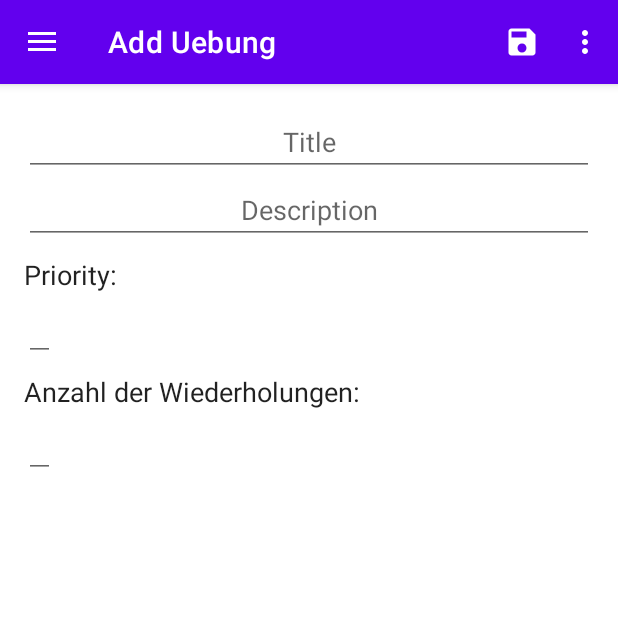
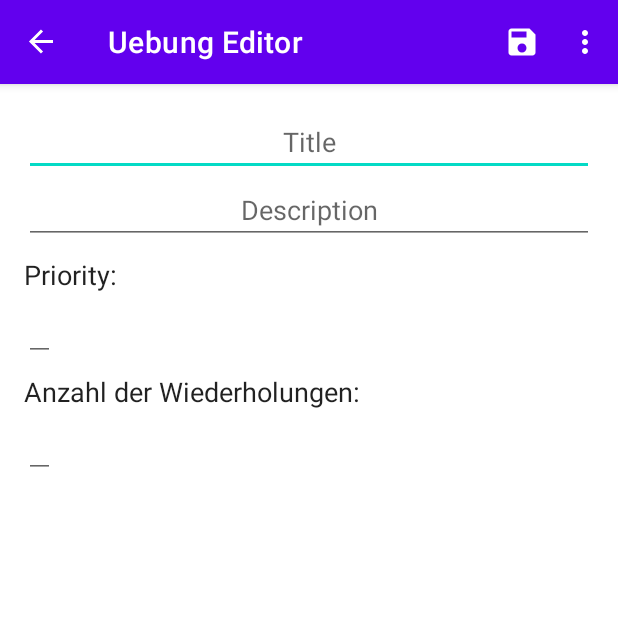
Before and after one commit to abazatte/BreatheApp, an Android app: the screen it shows after launch (HomeActivity), after a tap on an icon or button, on a phone screen of 412 x 824 dp, the top half of it. Run offline under Robolectric (Android 15) with nearby library versions, the phone set to English and light mode, and no system bars; our stand-ins replace Room's generated code, navigation-ui.

Commit message:
navigation update

```diff
--- a/app/src/main/java/com/example/datenbankefuerprojekt/HomeActivity.java
+++ b/app/src/main/java/com/example/datenbankefuerprojekt/HomeActivity.java
@@ -1,6 +1,7 @@
 package com.example.datenbankefuerprojekt;
 
 import android.os.Bundle;
+import android.view.Gravity;
 import android.view.View;
 import android.view.Menu;
 
@@ -41,6 +42,10 @@ public class HomeActivity extends AppCompatActivity {
         NavController navController = Navigation.findNavController(this, R.id.nav_host_fragment_content_home);
         NavigationUI.setupActionBarWithNavController(this, navController, mAppBarConfiguration);
         NavigationUI.setupWithNavController(navigationView, navController);
+
+        if(savedInstanceState == null){
+            drawer.openDrawer(Gravity.LEFT);
+        }
     }
 
     @Override
--- a/app/src/main/java/com/example/datenbankefuerprojekt/db/main/database/UebungDao.java
+++ b/app/src/main/java/com/example/datenbankefuerprojekt/db/main/database/UebungDao.java
@@ -27,4 +27,7 @@ public interface UebungDao {
 
     @Query("SELECT * FROM uebung_table ORDER BY prioritaet DESC")
     LiveData<List<Uebung>> getAllNotes();
+
+    @Query("Select * from uebung_table where id=:id")
+    LiveData<Uebung> getUebungById(int id);
 }
--- a/app/src/main/java/com/example/datenbankefuerprojekt/db/main/database/UebungRepository.java
+++ b/app/src/main/java/com/example/datenbankefuerprojekt/db/main/database/UebungRepository.java
@@ -71,7 +71,30 @@ public class UebungRepository {
         return alleUebungen;
     }
 
+    /*
+    public AsyncTask<Integer, Void, LiveData<Uebung>> getUebungById(int uebungId){
+        return new getUebungByIdAsyncTask(uebungDao).execute(uebungId);
+    }*/
 
+
+    public LiveData<Uebung> getUebungById(int uebungId){
+        return uebungDao.getUebungById(uebungId);
+    }
+
+    /*
+    private static class getUebungByIdAsyncTask extends AsyncTask<Integer, Void, LiveData<Uebung>> {
+        private UebungDao uebungDao;
+
+        private getUebungByIdAsyncTask(UebungDao uebungDao) {
+            this.uebungDao = uebungDao;
+        }
+
+        @Override
+        protected LiveData<Uebung> doInBackground(Integer... uebungId) {
+            return uebungDao.getUebungById(uebungId[0]);
+        }
+    }
+*/
     private static class InsertUebungAsyncTask extends AsyncTask<Uebung, Void, Void> {
         private UebungDao uebungDao;
 
@@ -85,7 +108,6 @@ public class UebungRepository {
             return null;
         }
     }
-
 
     private static class InsertFragmentAsyncTask extends AsyncTask<Fragment, Void, Void> {
         private FragmentDao fragmentDao;
@@ -184,4 +206,6 @@ public class UebungRepository {
             return null;
         }
     }
+
+
 }
--- a/app/src/main/java/com/example/datenbankefuerprojekt/ui/home/HomeFragment.java
+++ b/app/src/main/java/com/example/datenbankefuerprojekt/ui/home/HomeFragment.java
@@ -15,6 +15,7 @@ import androidx.fragment.app.Fragment;
 import androidx.fragment.app.FragmentTransaction;
 import androidx.lifecycle.Observer;
 import androidx.lifecycle.ViewModelProvider;
+import androidx.navigation.Navigation;
 import androidx.recyclerview.widget.ItemTouchHelper;
 import androidx.recyclerview.widget.LinearLayoutManager;
 import androidx.recyclerview.widget.RecyclerView;
@@ -46,9 +47,11 @@ public class HomeFragment extends Fragment {
         binding = FragmentHomeBinding.inflate(inflater, container, false);
         View root = binding.getRoot();
         binding.buttonAddNote.setOnClickListener(view -> {
+            Navigation.findNavController(root).navigate(R.id.action_nav_home_to_nav_home_add_edit_uebung);
+            /*
             FragmentTransaction fragmentTransaction = getFragmentManager().beginTransaction();
             fragmentTransaction.replace(R.id.nav_host_fragment_content_home, new AddEditUebungFragment());
-            fragmentTransaction.commit();
+            fragmentTransaction.commit();*/
         });
 
         binding.recyclerView.setLayoutManager(new LinearLayoutManager(getActivity()));
@@ -98,10 +101,16 @@ public class HomeFragment extends Fragment {
                 addEditUebungFragment.setArguments(bundle);
 
                 //Toast.makeText(getActivity(), bundle.toString(), Toast.LENGTH_LONG).show();
+                Navigation.findNavController(root).navigate(R.id.action_nav_home_to_nav_home_add_edit_uebung, bundle);
 
-                FragmentTransaction fragmentTransaction = getFragmentManager().beginTransaction();
-                fragmentTransaction.replace(R.id.nav_host_fragment_content_home, addEditUebungFragment);
-                fragmentTransaction.commit();
+                //FragmentTransaction fragmentTransaction = getFragmentManager().beginTransaction();
+                //fragmentTransaction.replace(R.id.nav_host_fragment_content_home, addEditUebungFragment);
+                //
+                //this breaks everything if you save or go into the weird other thing idk man
+                //fragmentTransaction.addToBackStack(null);
+                //
+                //
+                //fragmentTransaction.commit();
             }
         });
         return root;
--- a/app/src/main/java/com/example/datenbankefuerprojekt/ui/home/HomeViewModel.java
+++ b/app/src/main/java/com/example/datenbankefuerprojekt/ui/home/HomeViewModel.java
@@ -1,6 +1,8 @@
 package com.example.datenbankefuerprojekt.ui.home;
 
 import android.app.Application;
+import android.os.AsyncTask;
+import android.util.Log;
 
 import androidx.annotation.NonNull;
 import androidx.lifecycle.AndroidViewModel;
@@ -13,8 +15,11 @@ import com.example.datenbankefuerprojekt.db.main.database.UebungRepository;
 import java.util.List;
 
 public class HomeViewModel extends AndroidViewModel {
+    private static String TAG = "HomeViewModel:";
+
     private UebungRepository repository;
     private LiveData<List<Uebung>> allUebung;
+    //private LiveData<Uebung> returnUebung;
 
     public HomeViewModel(@NonNull Application application) {
         super(application);
@@ -51,6 +56,23 @@ public class HomeViewModel extends AndroidViewModel {
     public LiveData<List<Fragment>> getAllFragmentsOfUebung(int uebungID){
         return repository.getAlleFragmenteOfUebung(uebungID);
     }
+
+    /*
+    public void initReturnUebung(int uebungId){
+        Log.i(TAG, "initReturnUebung: uebungID" + uebungId);
+        this.returnUebung = repository.getUebungById(uebungId);
+    }
+
+    public LiveData<Uebung> getReturnUebung(){
+        return returnUebung;
+    }*/
+
+
+    public LiveData<Uebung> getUebungById(int uebungID){
+        return repository.getUebungById(uebungID);
+    }
+
+
 }
 
 /*
@@ -66,4 +88,20 @@ CODE GRAVEYARD:
     public LiveData<String> getText() {
         return mText;
     }
+
+
+
+    public Uebung getUebungById(int uebungID) throws UebungNotPresentInDatabaseException {
+        List<Uebung> uebungList = allUebung.getValue();
+        Uebung result = null;
+        for(Uebung u: uebungList){
+            if(u.getId() == uebungID){
+                result = u;
+            }
+        }
+        if(result == null){
+            throw new UebungNotPresentInDatabaseException("getUebungByID failed");
+        }
+        return result;
+    }
  */
--- a/app/src/main/res/navigation/mobile_navigation.xml
+++ b/app/src/main/res/navigation/mobile_navigation.xml
@@ -9,7 +9,41 @@
         android:id="@+id/nav_home"
         android:name="com.example.datenbankefuerprojekt.ui.home.HomeFragment"
         android:label="@string/menu_home"
-        tools:layout="@layout/fragment_home" />
+        tools:layout="@layout/fragment_home" >
+        <action
+            android:id="@+id/action_nav_home_to_nav_home_add_edit_uebung"
+            app:destination="@id/nav_home_add_edit_uebung"
+            app:enterAnim="@android:anim/slide_in_left"
+            app:exitAnim="@android:anim/slide_out_right" />
+    </fragment>
+
+    <fragment
+        android:id="@+id/nav_home_add_edit_uebung"
+        android:name="com.example.datenbankefuerprojekt.ui.home.AddEditUebungFragment"
+        android:label="@string/uebung_editor"
+        tools:layout="@layout/fragment_add_edit_uebung"
+        >
+        <action
+            android:id="@+id/action_nav_home_add_edit_uebung_to_nav_home"
+            app:destination="@id/nav_home" />
+        <action
+            android:id="@+id/action_nav_home_add_edit_uebung_to_nav_home_add_edit_fragment"
+            app:destination="@id/nav_home_add_edit_fragment" />
+    </fragment>
+
+    <fragment
+        android:id="@+id/nav_home_add_edit_fragment"
+        android:name="com.example.datenbankefuerprojekt.ui.home.AddEditFragmentFragment"
+        android:label="@string/fragment_editor"
+        tools:layout="@layout/fragment_add_edit_fragment"
+        >
+        <action
+            android:id="@+id/action_nav_home_add_edit_fragment_to_nav_home_add_edit_uebung"
+            app:destination="@id/nav_home_add_edit_uebung" />
+        <action
+            android:id="@+id/action_nav_home_add_edit_fragment_to_nav_home"
+            app:destination="@id/nav_home" />
+    </fragment>
 
     <fragment
         android:id="@+id/nav_gallery"
@@ -21,5 +55,6 @@
         android:id="@+id/nav_slideshow"
         android:name="com.example.datenbankefuerprojekt.ui.slideshow.SlideshowFragment"
         android:label="@string/menu_slideshow"
-        tools:layout="@layout/fragment_slideshow" />
+        tools:layout="@layout/fragment_slideshow" >
+    </fragment>
 </navigation>
--- a/app/src/main/res/values/strings.xml
+++ b/app/src/main/res/values/strings.xml
@@ -11,9 +11,8 @@
     <string name="menu_home">Home</string>
     <string name="menu_gallery">Gallery</string>
     <string name="menu_slideshow">Slideshow</string>
-    <!-- TODO: Remove or change this placeholder text -->
     <string name="hello_blank_fragment">Hello blank fragment</string>
     <string name="uebung_home">Home</string>
-    <string name="add_uebung">Add Uebung</string>
-    <string name="edit_uebung">Edit Uebung</string>
+    <string name="uebung_editor">Uebung Editor</string>
+    <string name="fragment_editor">Fragment Editor</string>
 </resources>
```
Also changed, not shown: app/build.gradle (+12 -3 lines), app/src/main/java/com/example/datenbankefuerprojekt/ui/home/AddEditFragmentFragment.java (+60 -16 lines), app/src/main/java/com/example/datenbankefuerprojekt/ui/home/AddEditUebungFragment.java (+62 -20 lines).
